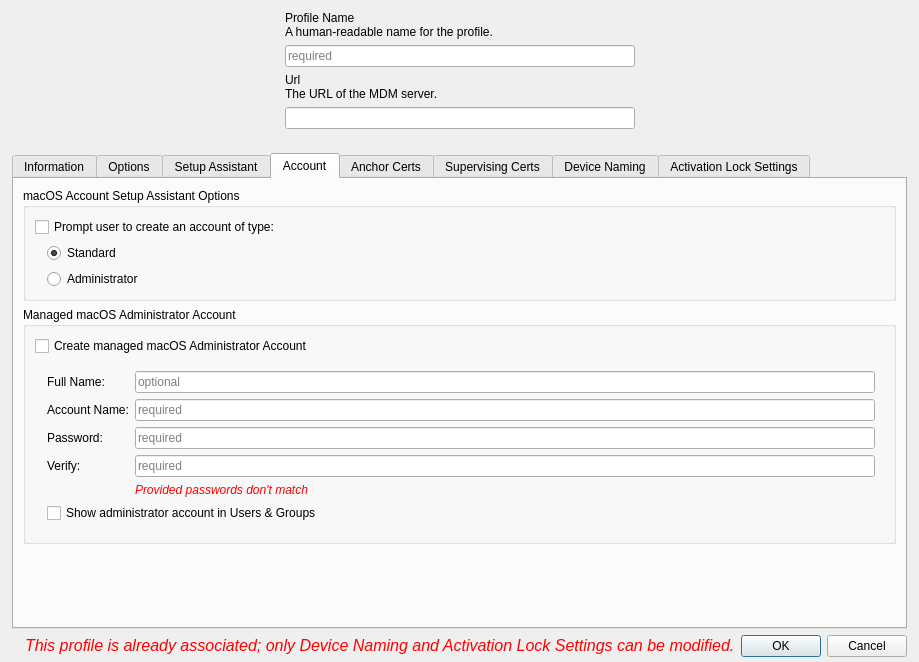
Above: FWAdminLib/dep/DepProfileDlg.ui from fw-dev/translations before the change. Below: the same form after it.
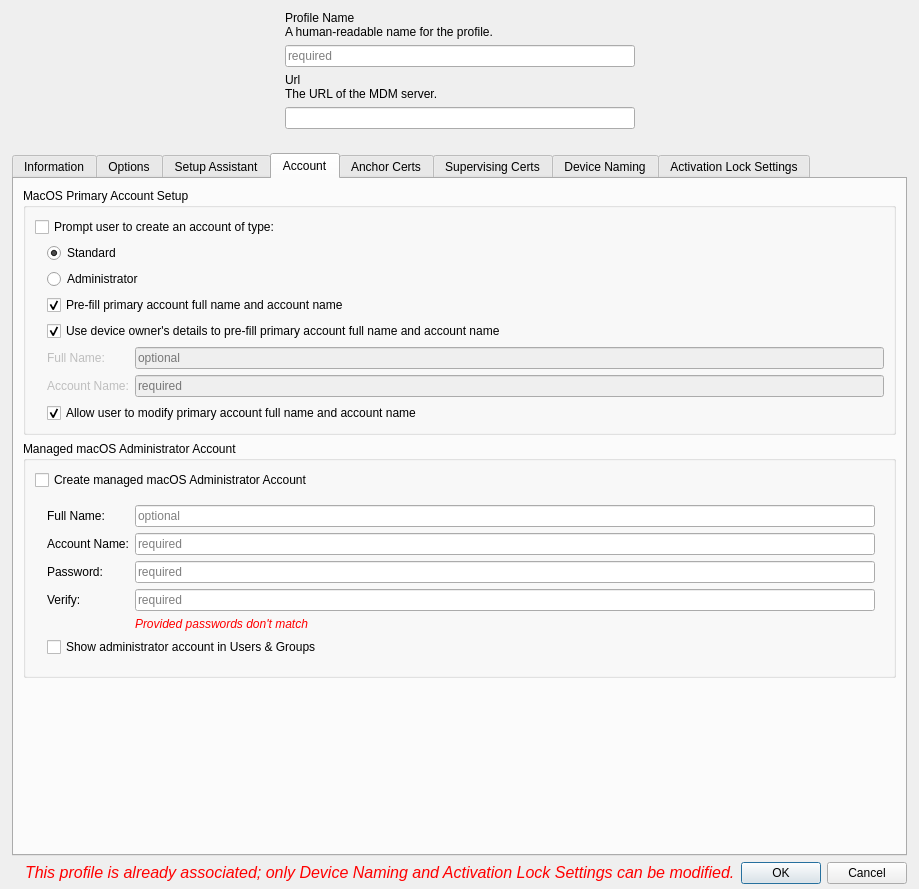
That is the form after the change. The open tabs and pages were chosen to show the change. Icons and pictures are not drawn. Custom widgets are drawn as their Qt base class.

What changed in the file:
```diff
--- a/FWAdminLib/dep/DepProfileDlg.ui
+++ b/FWAdminLib/dep/DepProfileDlg.ui
@@ -6,8 +6,8 @@
    <rect>
     <x>0</x>
     <y>0</y>
-    <width>889</width>
-    <height>662</height>
+    <width>908</width>
+    <height>889</height>
    </rect>
   </property>
   <property name="windowTitle">
@@ -1430,7 +1430,7 @@
        <item>
         <widget class="QGroupBox" name="groupBox">
          <property name="title">
-          <string>macOS Account Setup Assistant Options</string>
+          <string>MacOS Primary Account Setup</string>
          </property>
          <layout class="QVBoxLayout" name="verticalLayout_33">
           <item>
@@ -1472,6 +1472,103 @@
                </property>
               </widget>
              </item>
+             <item>
+              <widget class="QCheckBox" name="cbPrefillAccountNames">
+               <property name="text">
+                <string>Pre-fill primary account full name and account name</string>
+               </property>
+               <property name="checked">
+                <bool>true</bool>
+               </property>
+              </widget>
+             </item>
+             <item>
+              <widget class="QCheckBox" name="cbUseDeviceOwnerAccount">
+               <property name="text">
+                <string>Use device owner's details to pre-fill primary account full name and account name</string>
+               </property>
+               <property name="checked">
+                <bool>true</bool>
+               </property>
+              </widget>
+             </item>
+             <item>
+              <widget class="QWidget" name="prefilledAccountGroup" native="true">
+               <property name="enabled">
+                <bool>false</bool>
+               </property>
+               <layout class="QFormLayout" name="formLayout_4">
+                <property name="leftMargin">
+                 <number>0</number>
+                </property>
+                <property name="topMargin">
+                 <number>0</number>
+                </property>
+                <property name="rightMargin">
+                 <number>0</number>
+                </property>
+                <property name="bottomMargin">
+                 <number>0</number>
+                </property>
+                <item row="0" column="0">
+                 <widget class="QLabel" name="label_26">
+                  <property name="text">
+                   <string>Full Name:</string>
+                  </property>
+                 </widget>
+                </item>
+                <item row="0" column="1">
+                 <widget class="QLineEdit" name="primaryFullNameEdit">
+                  <property name="minimumSize">
+                   <size>
+                    <width>400</width>
+                    <height>0</height>
+                   </size>
+                  </property>
+                  <property name="text">
+                   <string/>
+                  </property>
+                  <property name="placeholderText">
+                   <string>optional</string>
+                  </property>
+                 </widget>
+                </item>
+                <item row="1" column="0">
+                 <widget class="QLabel" name="label_27">
+                  <property name="text">
+                   <string>Account Name:</string>
+                  </property>
+                 </widget>
+                </item>
+                <item row="1" column="1">
+                 <widget class="QLineEdit" name="primaryAccountEdit">
+                  <property name="minimumSize">
+                   <size>
+                    <width>400</width>
+                    <height>0</height>
+                   </size>
+                  </property>
+                  <property name="text">
+                   <string/>
+                  </property>
+                  <property name="placeholderText">
+                   <string>required</string>
+                  </property>
+                 </widget>
+                </item>
+               </layout>
+              </widget>
+             </item>
+             <item>
+              <widget class="QCheckBox" name="cbLockPrimaryAccountInfo">
+               <property name="text">
+                <string>Allow user to modify primary account full name and account name</string>
+               </property>
+               <property name="checked">
+                <bool>true</bool>
+               </property>
+              </widget>
+             </item>
             </layout>
            </widget>
           </item>
```
Left out of the diff: 66 changed lines with no effect on the pictures.
